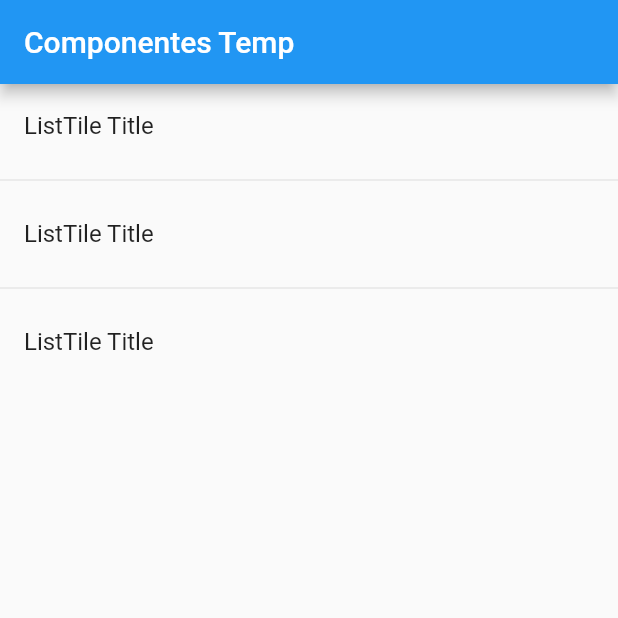
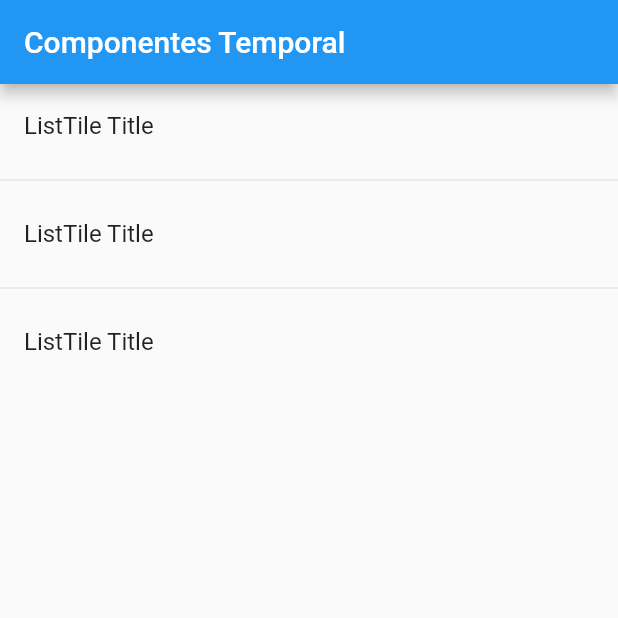
Before and after one commit to DanielH7-ctrl/Componentes-Repository, a Flutter app: the screen it shows after launch, on a phone screen of 412 x 824 dp, the top half of it. Run offline on Flutter 3.47's test engine with Material 2 defaults, Android fonts, the phone set to English and light mode, and no system bars.

Commit message:
ListTitle

```diff
--- a/lib/src/pages/home_temp.dart
+++ b/lib/src/pages/home_temp.dart
@@ -7,7 +7,7 @@ class HomePageTemp extends StatelessWidget {
   Widget build(BuildContext context) {
     return Scaffold(
       appBar: AppBar(
-        title: Text('Componentes Temp'),
+        title: Text('Componentes Temporal'),
       ),
       body: ListView(
         children: <Widget>[
```
